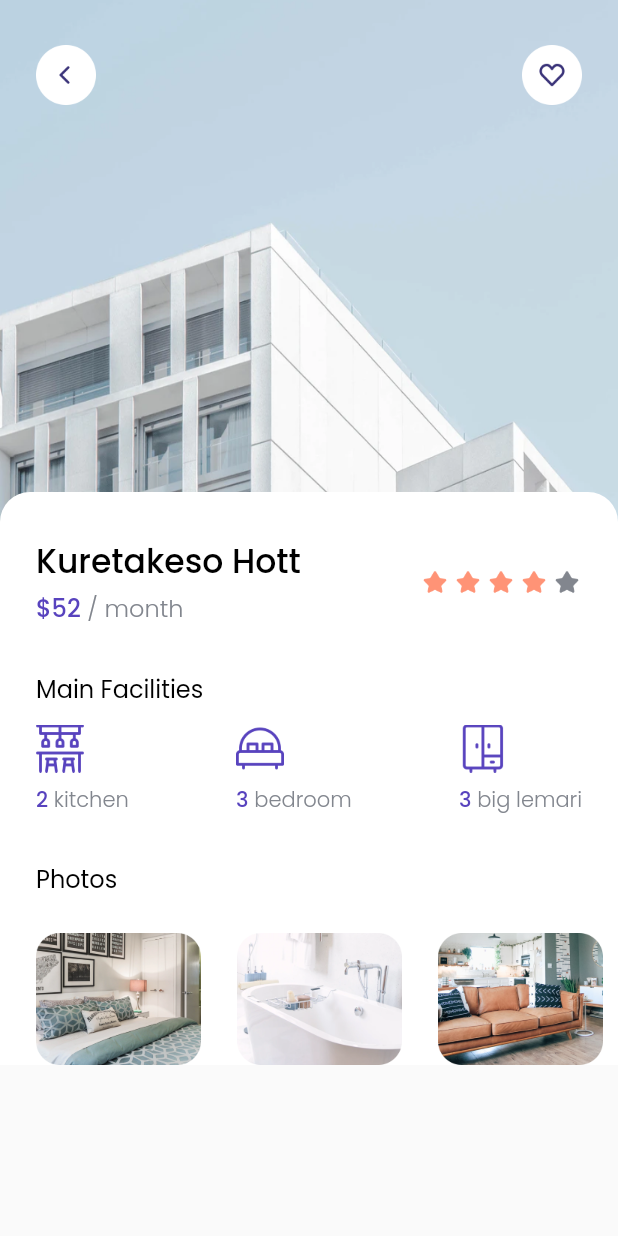
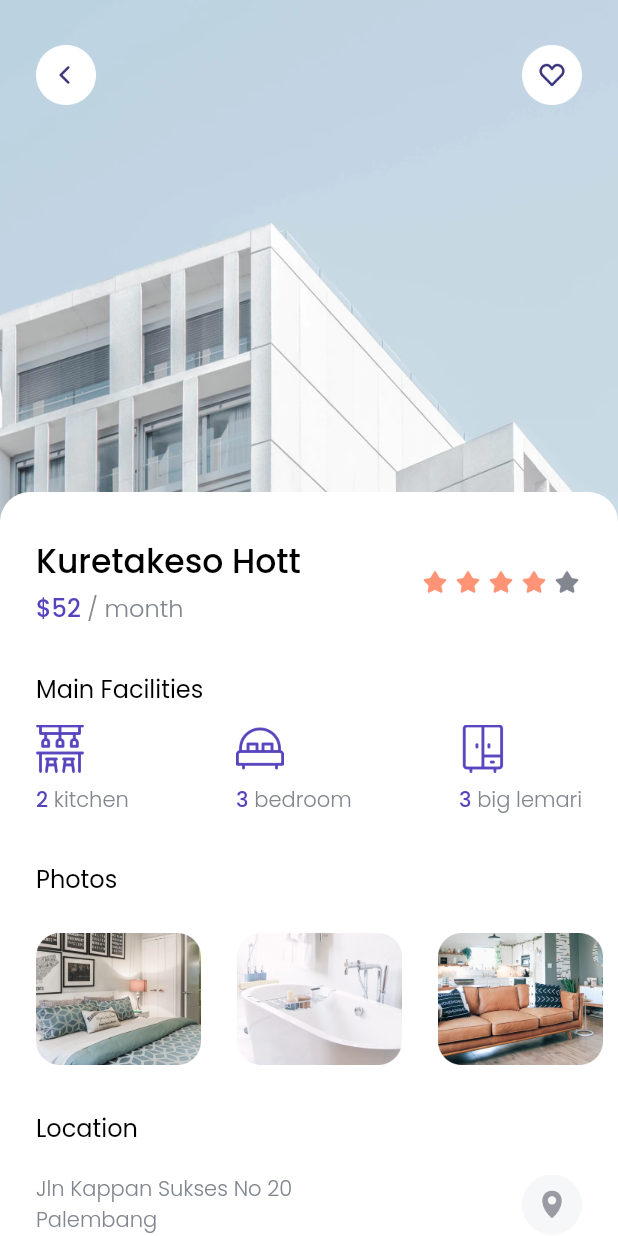
Before and after one commit to ahmadm712/Cozy-House-Finder, a Flutter app: the DetailPage screen opened by its route, on a phone screen of 412 x 824 dp. Run offline on Flutter 3.47's test engine with Material 2 defaults, Android fonts, the light colour scheme and no system bars; our stand-ins replace google_fonts.

Commit message:
cozy 20 detail 5

```diff
--- a/lib/pages/detail_page.dart
+++ b/lib/pages/detail_page.dart
@@ -9,6 +9,7 @@ class DetailPage extends StatelessWidget {
   @override
   Widget build(BuildContext context) {
     return Scaffold(
+      backgroundColor: whiteColor,
       body: SafeArea(
         bottom: false,
         child: Stack(
@@ -18,33 +19,6 @@ class DetailPage extends StatelessWidget {
               width: MediaQuery.of(context).size.width,
               height: 350,
               fit: BoxFit.cover,
-            ),
-            Padding(
-              padding: EdgeInsets.symmetric(
-                horizontal: edge,
-                vertical: edge + 6,
-              ),
-              child: Row(
-                mainAxisAlignment: MainAxisAlignment.spaceBetween,
-                children: [
-                  InkWell(
-                    onTap: () {
-                      Navigator.pop(context);
-                    },
-                    child: Image.asset(
-                      'assets/btn_back.png',
-                      width: 40,
-                    ),
-                  ),
-                  InkWell(
-                    onTap: () {},
-                    child: Image.asset(
-                      'assets/btn_wishlist.png',
-                      width: 40,
-                    ),
-                  ),
-                ],
-              ),
             ),
             ListView(
               children: [
@@ -132,7 +106,98 @@ class DetailPage extends StatelessWidget {
                       const SizedBox(
                         height: 12,
                       ),
+                      listPhoto(),
+                      const SizedBox(
+                        height: 30,
+                      ),
                       Container(
+                        margin: const EdgeInsets.only(bottom: 12),
+                        padding: EdgeInsets.only(left: edge),
+                        child: Text(
+                          'Location ',
+                          style: regularTextStyle.copyWith(fontSize: 16),
+                        ),
+                      ),
+                      // * Note : Location
+                      const SizedBox(
+                        height: 6,
+                      ),
+                      Padding(
+                        padding: EdgeInsets.symmetric(horizontal: edge),
+                        child: Row(
+                          mainAxisAlignment: MainAxisAlignment.spaceBetween,
+                          children: [
+                            Text(
+                              'Jln Kappan Sukses No 20\nPalembang',
+                              style: greyTextStyle,
+                            ),
+                            Image.asset(
+                              'assets/btn_map.png',
+                              width: 40,
+                            )
+                          ],
+                        ),
+                      ),
+                      const SizedBox(
+                        height: 40,
+                      ),
+                      Container(
+                        margin: EdgeInsets.symmetric(horizontal: edge),
+                        height: 50,
+                        width: MediaQuery.of(context).size.width - (2 * edge),
+                        child: ElevatedButton(
+                          onPressed: () {},
+                          child: Text(
+                            'Book Now',
+                            style: whiteTextStyle.copyWith(
+                              fontSize: 18,
+                            ),
+                          ),
+                        ),
+                      ),
+                      const SizedBox(
+                        height: 40,
+                      ),
+                    ],
+                  ),
+                ),
+              ],
+            ),
+            Padding(
+              padding: EdgeInsets.symmetric(
+                horizontal: edge,
+                vertical: edge + 6,
+              ),
+              child: Row(
+                mainAxisAlignment: MainAxisAlignment.spaceBetween,
+                children: [
+                  InkWell(
+                    onTap: () {
+                      Navigator.pop(context);
+                    },
+                    child: Image.asset(
+                      'assets/btn_back.png',
+                      width: 40,
+                    ),
+                  ),
+                  InkWell(
+                    onTap: () {},
+                    child: Image.asset(
+                      'assets/btn_wishlist.png',
+                      width: 40,
+                    ),
+                  ),
+                ],
+              ),
+            ),
+          ],
+        ),
+      ),
+    );
+  }
+
+  SizedBox listPhoto() {
+    return SizedBox(
       height: 88,
       child: ListView(
         scrollDirection: Axis.horizontal,
@@ -164,16 +229,10 @@ class DetailPage extends StatelessWidget {
             height: 88,
             fit: BoxFit.cover,
           ),
-                          ],
-                        ),
-                      )
-                    ],
-                  ),
+          SizedBox(
+            width: edge,
           ),
         ],
-            )
-          ],
-        ),
       ),
     );
   }
--- a/lib/pages/home_page.dart
+++ b/lib/pages/home_page.dart
@@ -240,6 +240,7 @@ class HomePage extends StatelessWidget {
     }
 
     return Scaffold(
+      backgroundColor: whiteColor,
       body: SafeArea(
         bottom: false,
         child: ListView(
```
Lines whose indentation alone changed are shown as unchanged.
